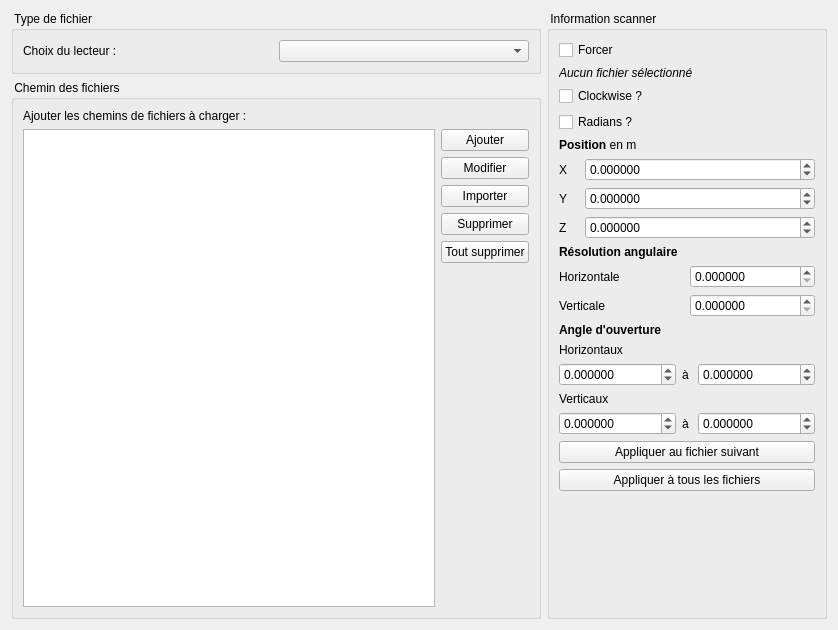
Above: pluginlvox/mk/view/loadfileconfiguration.ui from computree/computree-plugin-lvox before the change. Below: the same form after it.
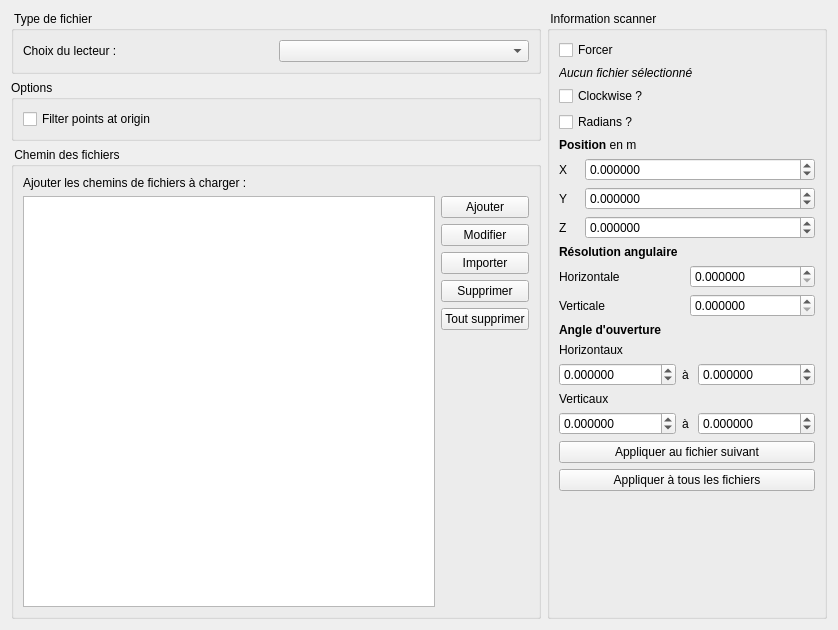
That is the form after the change.

Commit message: Add UI element for filtering points at origin

The edit to the form file:
```diff
--- a/pluginlvox/mk/view/loadfileconfiguration.ui
+++ b/pluginlvox/mk/view/loadfileconfiguration.ui
@@ -15,7 +15,7 @@
   </property>
   <layout class="QHBoxLayout" name="horizontalLayout_2">
    <item>
-    <layout class="QVBoxLayout" name="verticalLayout_2">
+    <layout class="QVBoxLayout" name="verticalLayout_6">
      <item>
       <widget class="QGroupBox" name="groupBox">
        <property name="title">
@@ -35,8 +35,30 @@
        </layout>
       </widget>
      </item>
+     <item>
+      <widget class="QGroupBox" name="groupBox_4">
+       <property name="title">
+        <string>Options</string>
+       </property>
+       <layout class="QVBoxLayout" name="verticalLayout_2">
+        <item>
+         <widget class="QCheckBox" name="checkBoxFilterPointsOrigin">
+          <property name="enabled">
+           <bool>true</bool>
+          </property>
+          <property name="text">
+           <string>Filter points at origin</string>
+          </property>
+         </widget>
+        </item>
+       </layout>
+      </widget>
+     </item>
      <item>
       <widget class="QGroupBox" name="groupBox_2">
+       <property name="enabled">
+        <bool>true</bool>
+       </property>
        <property name="title">
         <string> Chemin des fichiers </string>
        </property>
```
The commit also changes 4 other files.
